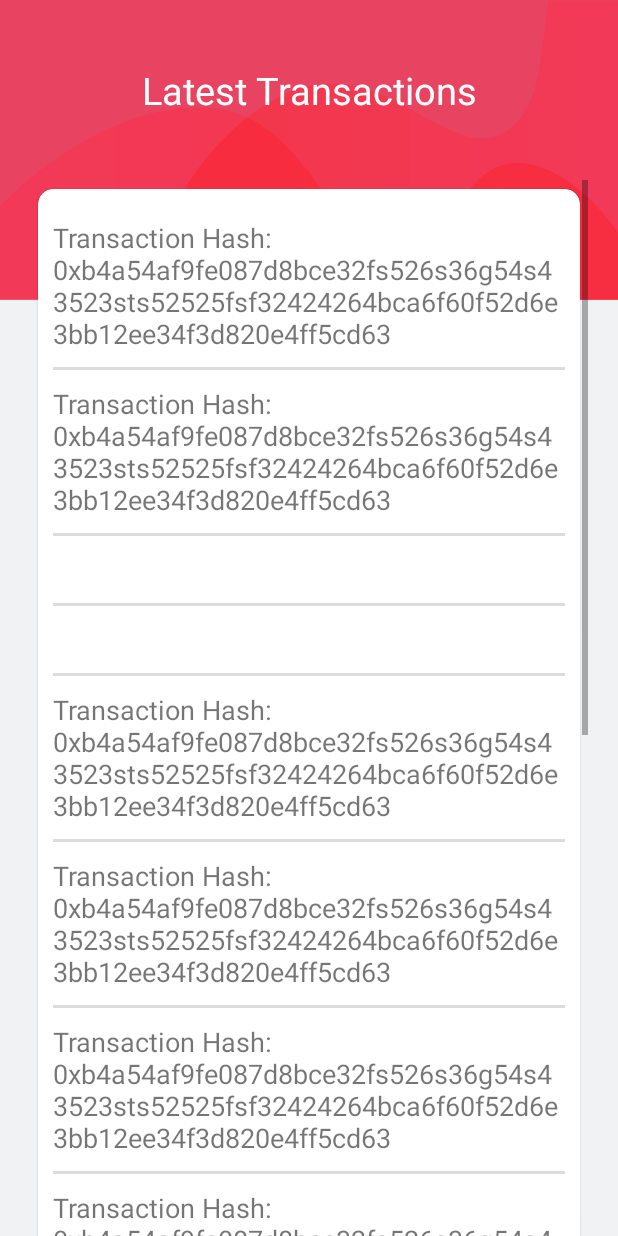
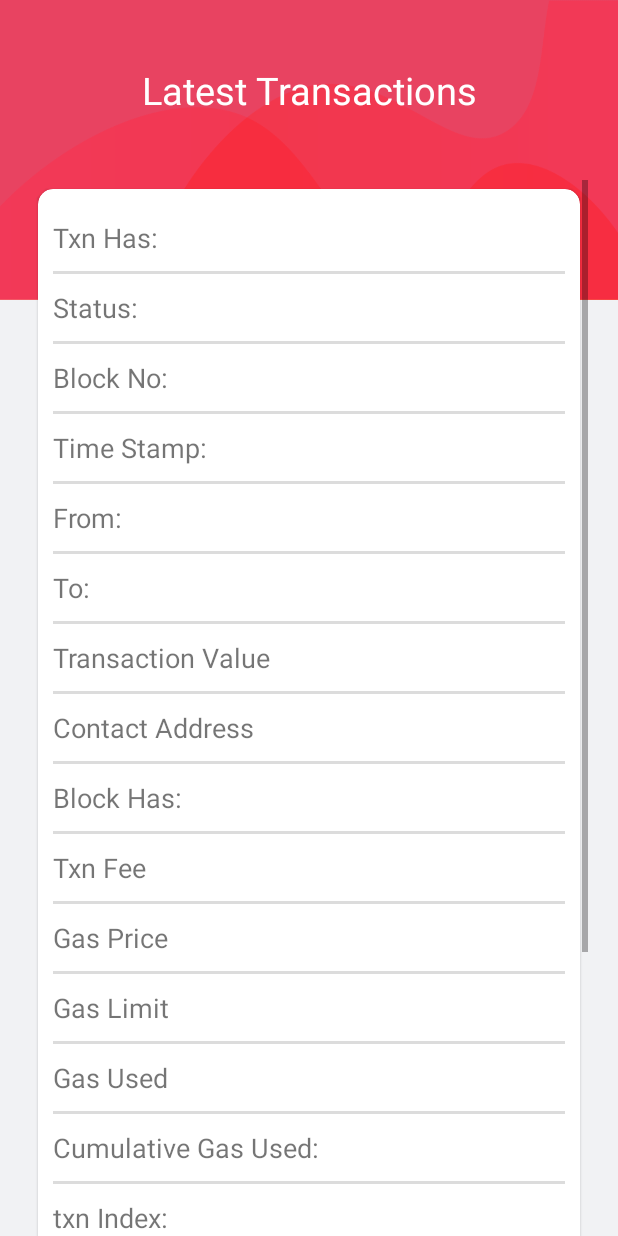
Before and after one commit to lemonbabu/SWA, an Android app: the fragment DetailsFragment placed in its activity, on a phone screen of 412 x 824 dp. Run offline under Robolectric (Android 15) with nearby library versions, the phone set to English and light mode, and no system bars.

```diff
--- a/app/src/main/java/com/tbl/shibwhalealerts/Utility.kt
+++ b/app/src/main/java/com/tbl/shibwhalealerts/Utility.kt
@@ -25,7 +25,9 @@ fun getDateTime(s: String): String? {
         // current timestamp in sec
         val epoch = System.currentTimeMillis()/1000
         // Difference between two epoc
-        val dif = epoch - s.toLong()
+        var dif = epoch - s.toLong()
+        if(dif < 0 )
+            dif = 0
         val timeDif: String
         when {
             dif<60 -> {
--- a/app/src/main/java/com/tbl/shibwhalealerts/service/model/data/TxDataModel.kt
+++ b/app/src/main/java/com/tbl/shibwhalealerts/service/model/data/TxDataModel.kt
@@ -121,19 +121,9 @@ class TxDataModel(var data: TxData) {
     fun getCon(): String{
         txt = "<font color=#3498DB>Confirmations: </font>"
         return if(data.confirmation == "1")
-            txt + "Success"
+            txt + data.confirmation
         else
-            txt + "Failed"
+            txt + data.confirmation
     }
 
-
-
-
-
-
-
-
-
-
-
 }
--- a/app/src/main/java/com/tbl/shibwhalealerts/view/ui/fragment/DetailsFragment.kt
+++ b/app/src/main/java/com/tbl/shibwhalealerts/view/ui/fragment/DetailsFragment.kt
@@ -45,10 +45,17 @@ class DetailsFragment : Fragment() {
                 tvFrom.text = Html.fromHtml(obj.getAddressFrom())
                 tvTo.text = Html.fromHtml(obj.getAddressTo())
                 tvValue.text = Html.fromHtml(obj.getValue())
+                tvContactAddress.text = Html.fromHtml(obj.getCntAddress())
+                tvBlockHas.text = Html.fromHtml(obj.getBlockHash())
                 tvGasPrice.text = Html.fromHtml(obj.getGasPrice())
                 tvGasLimit.text = Html.fromHtml(obj.getGasLimit())
                 tvGasUsed.text = Html.fromHtml(obj.getGasUsedByTx())
+                tvCumGasUsed.text = Html.fromHtml(obj.getCumGasUsed())
                 tvTxFee.text = Html.fromHtml(obj.getTxFee())
+                tvTxnIndex.text = Html.fromHtml(obj.getTxIndex())
+                tvTokenName.text = Html.fromHtml(obj.getTokenName())
+                tvTokenSyb.text = Html.fromHtml(obj.getTokenSymbol())
+                tvTokenDec.text = Html.fromHtml(obj.getTokenDecimal())
                 tvNonce.text = Html.fromHtml(obj.getNonce())
                 tvInputData.text = Html.fromHtml(obj.getInput())
 
--- a/app/src/main/res/layout/activity_main.xml
+++ b/app/src/main/res/layout/activity_main.xml
@@ -55,7 +55,8 @@
             android:id="@+id/fcvMain"
             android:layout_width="match_parent"
             android:layout_height="wrap_content"
-            android:name="com.tbl.shibwhalealerts.view.ui.fragment.DashboardFragment" />
+            android:name="com.tbl.shibwhalealerts.view.ui.fragment.DashboardFragment"
+            tools:layout="@layout/fragment_dashboard" />
 
     </LinearLayout>
 
--- a/app/src/main/res/layout/fragment_details.xml
+++ b/app/src/main/res/layout/fragment_details.xml
@@ -29,7 +29,7 @@
                 android:layout_marginBottom="10dp"
                 android:layout_marginTop="10dp"
                 android:textSize="18sp"
-                android:text="@string/transaction_hash"/>
+                android:text="@string/txn_has"/>
 
             <View
                 android:layout_width="match_parent"
@@ -45,7 +45,7 @@
                 android:layout_marginBottom="10dp"
                 android:layout_marginTop="10dp"
                 android:textSize="18sp"
-                android:text="@string/transaction_hash"/>
+                android:text="@string/status"/>
 
             <View
                 android:layout_width="match_parent"
@@ -61,7 +61,7 @@
                 android:layout_marginBottom="10dp"
                 android:layout_marginTop="10dp"
                 android:textSize="18sp"
-                android:text=""/>
+                android:text="@string/block_no"/>
 
             <View
                 android:layout_width="match_parent"
@@ -77,7 +77,7 @@
                 android:layout_marginBottom="10dp"
                 android:layout_marginTop="10dp"
                 android:textSize="18sp"
-                android:text=""/>
+                android:text="@string/time_stamp"/>
 
             <View
                 android:layout_width="match_parent"
@@ -93,7 +93,7 @@
                 android:layout_marginBottom="10dp"
                 android:layout_marginTop="10dp"
                 android:textSize="18sp"
-                android:text="@string/transaction_hash"/>
+                android:text="@string/from"/>
 
             <View
                 android:layout_width="match_parent"
@@ -109,7 +109,7 @@
                 android:layout_marginBottom="10dp"
                 android:layout_marginTop="10dp"
                 android:textSize="18sp"
-                android:text="@string/transaction_hash"/>
+                android:text="@string/to"/>
             <View
                 android:layout_width="match_parent"
                 android:layout_height="2dp"
@@ -124,7 +124,40 @@
                 android:layout_marginBottom="10dp"
                 android:layout_marginTop="10dp"
                 android:textSize="18sp"
-                android:text="@string/transaction_hash"/>
+                android:text="@string/transaction_value"/>
+
+            <View
+                android:layout_width="match_parent"
+                android:layout_height="2dp"
+                android:layout_marginStart="-20dp"
+                android:layout_marginEnd="-20dp"
+                android:background="@color/white_lite"/>
+
+            <TextView
+                android:id="@+id/tvContactAddress"
+                android:layout_width="wrap_content"
+                android:layout_height="wrap_content"
+                android:layout_marginBottom="10dp"
+                android:layout_marginTop="10dp"
+                android:textSize="18sp"
+                android:text="@string/contact_address"/>
+
+
+            <View
+                android:layout_width="match_parent"
+                android:layout_height="2dp"
+                android:layout_marginStart="-20dp"
+                android:layout_marginEnd="-20dp"
+                android:background="@color/white_lite"/>
+
+            <TextView
+                android:id="@+id/tvBlockHas"
+                android:layout_width="wrap_content"
+                android:layout_height="wrap_content"
+                android:layout_marginBottom="10dp"
+                android:layout_marginTop="10dp"
+                android:textSize="18sp"
+                android:text="@string/block_has"/>
 
             <View
                 android:layout_width="match_parent"
@@ -140,7 +173,7 @@
                 android:layout_marginBottom="10dp"
                 android:layout_marginTop="10dp"
                 android:textSize="18sp"
-                android:text="@string/transaction_hash"/>
+                android:text="@string/txn_fee"/>
 
             <View
                 android:layout_width="match_parent"
@@ -156,7 +189,7 @@
                 android:layout_marginBottom="10dp"
                 android:layout_marginTop="10dp"
                 android:textSize="18sp"
-                android:text="@string/transaction_hash"/>
+                android:text="@string/gas_price"/>
 
 
             <View
@@ -173,7 +206,7 @@
                 android:layout_marginBottom="10dp"
                 android:layout_marginTop="10dp"
                 android:textSize="18sp"
-                android:text="@string/transaction_hash"/>
+                android:text="@string/gas_limit"/>
 
 
             <View
@@ -190,72 +223,7 @@
                 android:layout_marginBottom="10dp"
                 android:layout_marginTop="10dp"
                 android:textSize="18sp"
-                android:text="@string/transaction_hash"/>
-
-            <!--
-            <View
-                android:layout_width="match_parent"
-                android:layout_height="2dp"
-                android:layout_marginStart="-20dp"
-                android:layout_marginEnd="-20dp"
-                android:background="@color/white_lite"/>
-
-            <TextView
-                android:id="@+id/tvBaseFee"
-                android:layout_width="wrap_content"
-                android:layout_height="wrap_content"
-                android:layout_marginBottom="10dp"
-                android:layout_marginTop="10dp"
-                android:textSize="18sp"
-                android:text="@string/transaction_hash"/>
-
-            <View
-                android:layout_width="match_parent"
-                android:layout_height="2dp"
-                android:layout_marginStart="-20dp"
-                android:layout_marginEnd="-20dp"
-                android:background="@color/white_lite"/>
-
-            <TextView
-                android:id="@+id/tvMaxFee"
-                android:layout_width="wrap_content"
-                android:layout_height="wrap_content"
-                android:layout_marginBottom="10dp"
-                android:layout_marginTop="10dp"
-                android:textSize="18sp"
-                android:text="@string/transaction_hash"/>
-
-            <View
-                android:layout_width="match_parent"
-                android:layout_height="2dp"
-                android:layout_marginStart="-20dp"
-                android:layout_marginEnd="-20dp"
-                android:background="@color/white_lite"/>
-
-            <TextView
-                android:id="@+id/tvMaxPriFee"
-                android:layout_width="wrap_content"
-                android:layout_height="wrap_content"
-                android:layout_marginBottom="10dp"
-                android:layout_marginTop="10dp"
-                android:textSize="18sp"
-                android:text="@string/transaction_hash"/>
-
-            <View
-                android:layout_width="match_parent"
-                android:layout_height="2dp"
-                android:layout_marginStart="-20dp"
-                android:layout_marginEnd="-20dp"
-                android:background="@color/white_lite"/>
-
-            <TextView
-                android:id="@+id/tvBurntFees"
-                android:layout_width="wrap_content"
-                android:layout_height="wrap_content"
-                android:layout_marginBottom="10dp"
-                android:layout_marginTop="10dp"
-                android:textSize="18sp"
-                android:text="@string/transaction_hash"/>
+                android:text="@string/gas_used"/>
 
 
             <View
@@ -266,13 +234,13 @@
                 android:background="@color/white_lite"/>
 
             <TextView
-                android:id="@+id/tvTxSavings"
+                android:id="@+id/tvCumGasUsed"
                 android:layout_width="wrap_content"
                 android:layout_height="wrap_content"
                 android:layout_marginBottom="10dp"
                 android:layout_marginTop="10dp"
                 android:textSize="18sp"
-                android:text="@string/transaction_hash"/>
+                android:text="@string/cumulative_gas_used"/>
 
             <View
                 android:layout_width="match_parent"
@@ -282,15 +250,64 @@
                 android:background="@color/white_lite"/>
 
             <TextView
-                android:id="@+id/tvTxType"
+                android:id="@+id/tvTxnIndex"
                 android:layout_width="wrap_content"
                 android:layout_height="wrap_content"
                 android:layout_marginBottom="10dp"
                 android:layout_marginTop="10dp"
                 android:textSize="18sp"
-                android:text="@string/transaction_hash"/>
+                android:text="@string/txn_index"/>
 
-            -->
+
+            <View
+                android:layout_width="match_parent"
+                android:layout_height="2dp"
+                android:layout_marginStart="-20dp"
+                android:layout_marginEnd="-20dp"
+                android:background="@color/white_lite"/>
+
+            <TextView
+                android:id="@+id/tvTokenName"
+                android:layout_width="wrap_content"
+                android:layout_height="wrap_content"
+                android:layout_marginBottom="10dp"
+                android:layout_marginTop="10dp"
+                android:textSize="18sp"
+                android:text="@string/token_name"/>
+
+
+            <View
+                android:layout_width="match_parent"
+                android:layout_height="2dp"
+                android:layout_marginStart="-20dp"
+                android:layout_marginEnd="-20dp"
+                android:background="@color/white_lite"/>
+
+            <TextView
+                android:id="@+id/tvTokenSyb"
+                android:layout_width="wrap_content"
+                android:layout_height="wrap_content"
+                android:layout_marginBottom="10dp"
+                android:layout_marginTop="10dp"
+                android:textSize="18sp"
+                android:text="@string/token_symbol"/>
+
+            <View
+                android:layout_width="match_parent"
+                android:layout_height="2dp"
+                android:layout_marginStart="-20dp"
+                android:layout_marginEnd="-20dp"
+                android:background="@color/white_lite"/>
+
+            <TextView
+                android:id="@+id/tvTokenDec"
+                android:layout_width="wrap_content"
+                android:layout_height="wrap_content"
+                android:layout_marginBottom="10dp"
+                android:layout_marginTop="10dp"
+                android:textSize="18sp"
+                android:text="@string/token_decimal"/>
+
 
             <View
                 android:layout_width="match_parent"
@@ -306,7 +323,7 @@
                 android:layout_marginBottom="10dp"
                 android:layout_marginTop="10dp"
                 android:textSize="18sp"
-                android:text="@string/transaction_hash"/>
+                android:text="@string/nonce"/>
 
             <View
                 android:layout_width="match_parent"
@@ -322,7 +339,7 @@
                 android:layout_marginBottom="10dp"
                 android:layout_marginTop="10dp"
                 android:textSize="18sp"
-                android:text="@string/transaction_hash"/>
+                android:text="@string/input_data"/>
 
         </LinearLayout>
 
--- a/app/src/main/res/values/strings.xml
+++ b/app/src/main/res/values/strings.xml
@@ -9,7 +9,25 @@
     <string name="_50_secs_ago">50 secs ago</string>
     <string name="txId">0xb4a54af9fe087d8bcb3ca6f60f52d6e3bb12ee34f3d820e4ffc3cd63</string>
     <string name="price">0.013245</string>
+    <string name="transaction_hash">Transaction Hash: 0xb4a54af9fe087d8bce32fs526s36g54s43523sts52525fsf32424264bca6f60f52d6e3bb12ee34f3d820e4ff5cd63</string>
+    <string name="contact_address">Contact Address</string>
+    <string name="transaction_value">Transaction Value</string>
+    <string name="txn_fee">Txn Fee</string>
+    <string name="gas_price">Gas Price</string>
+    <string name="gas_limit">Gas Limit</string>
+    <string name="gas_used">Gas Used</string>
+    <string name="nonce">Nonce:</string>
+    <string name="input_data">Input Data:</string>
+    <string name="to">To:</string>
     <string name="from">From:</string>
-    <string name="to">To:</string>
-    <string name="transaction_hash">Transaction Hash: 0xb4a54af9fe087d8bce32fs526s36g54s43523sts52525fsf32424264bca6f60f52d6e3bb12ee34f3d820e4ff5cd63</string>
+    <string name="time_stamp">Time Stamp:</string>
+    <string name="block_no">Block No:</string>
+    <string name="status">Status:</string>
+    <string name="txn_has">Txn Has:</string>
+    <string name="cumulative_gas_used">Cumulative Gas Used:</string>
+    <string name="txn_index">txn Index:</string>
+    <string name="block_has">Block Has:</string>
+    <string name="token_name">Token Name:</string>
+    <string name="token_symbol">Token Symbol:</string>
+    <string name="token_decimal">Token Decimal:</string>
 </resources>
```
